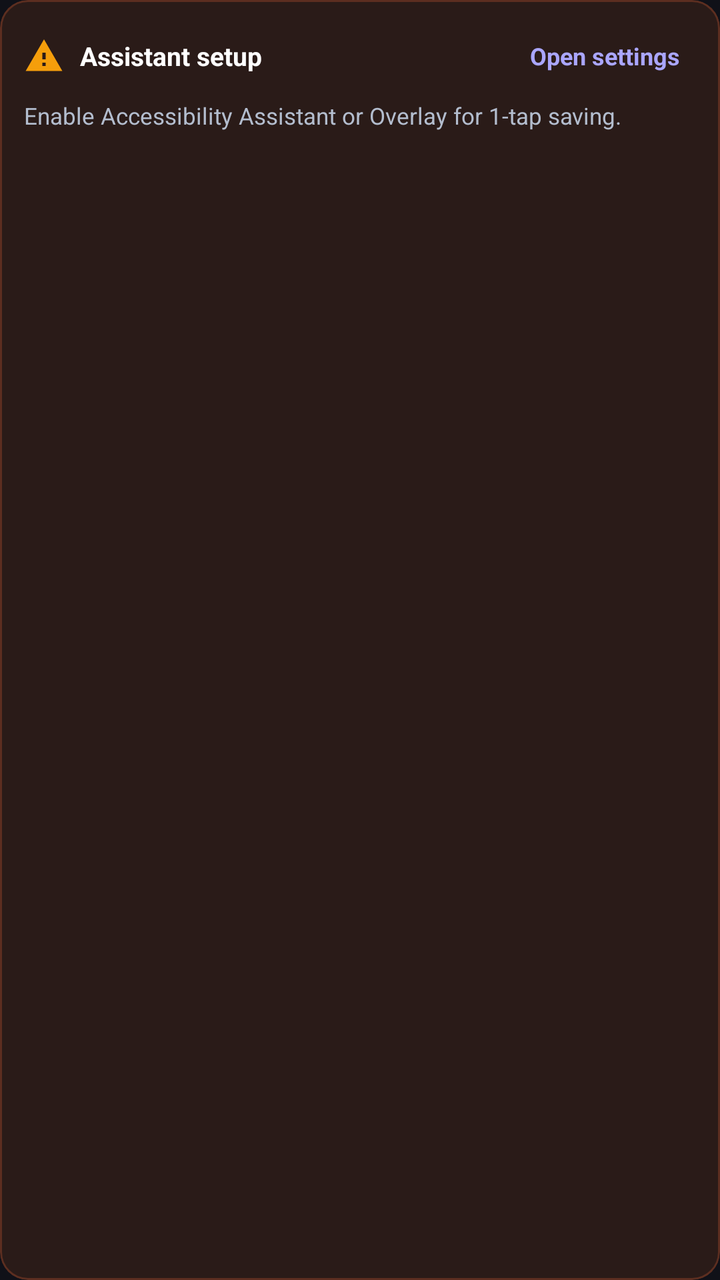
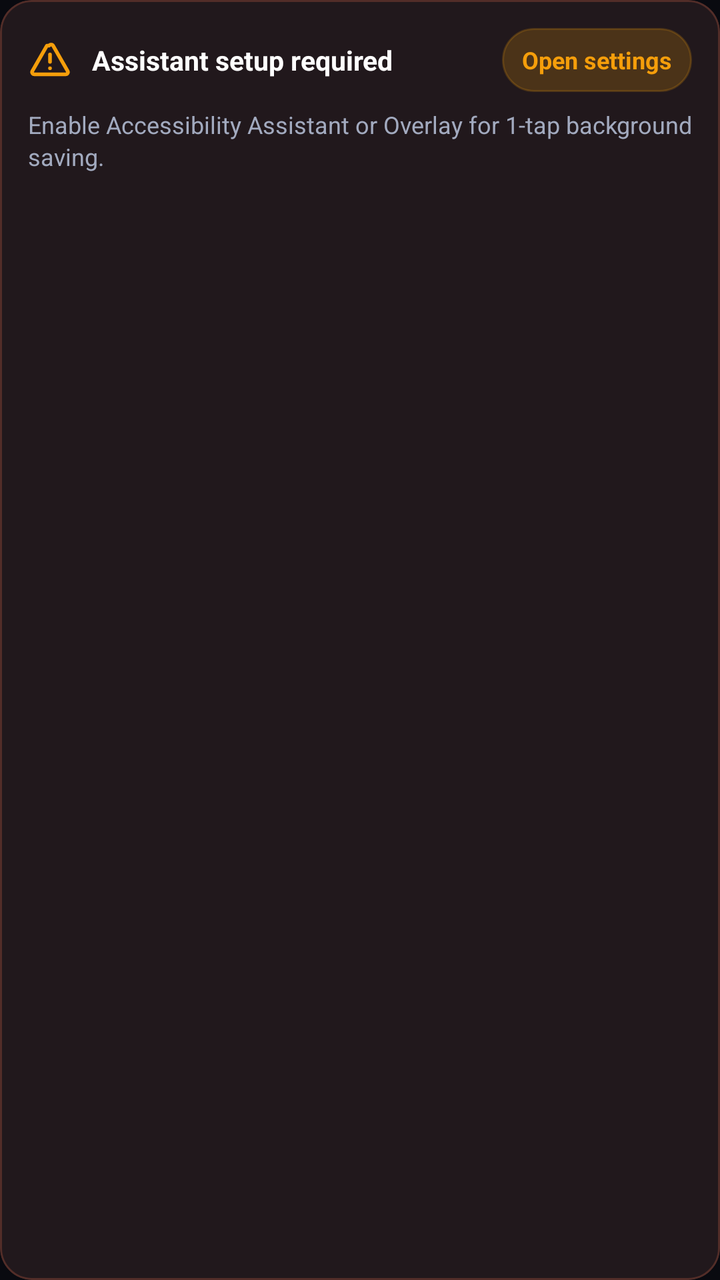

An Android layout rendered at two revisions. The XML below is the earlier revision; the diff shows what the commit changed to produce the second picture.
<!-- AndroidManifest.xml: application theme Theme.InstaSave -->
<!-- res/layout/banner_permissions_alert.xml -->
<?xml version="1.0" encoding="utf-8"?>
<com.google.android.material.card.MaterialCardView
    xmlns:android="http://schemas.android.com/apk/res/android"
    xmlns:app="http://schemas.android.com/apk/res-auto"
    android:id="@+id/cardPermissionsBanner"
    android:layout_width="match_parent"
    android:layout_height="wrap_content"
    android:clickable="true"
    android:focusable="true"
    app:cardCornerRadius="14dp"
    app:cardBackgroundColor="#2A1B18"
    app:strokeColor="#5C2E20"
    app:strokeWidth="1dp"
    app:rippleColor="#33E1306C">

    <LinearLayout
        android:layout_width="match_parent"
        android:layout_height="wrap_content"
        android:orientation="vertical"
        android:padding="12dp">

        <LinearLayout
            android:layout_width="match_parent"
            android:layout_height="wrap_content"
            android:orientation="horizontal"
            android:gravity="center_vertical">

            <ImageView
                android:layout_width="20dp"
                android:layout_height="20dp"
                android:src="@drawable/ic_warning"
                app:tint="@color/status_amber"
                android:contentDescription="Permission Warning" />

            <TextView
                android:layout_width="0dp"
                android:layout_height="wrap_content"
                android:layout_weight="1"
                android:layout_marginStart="8dp"
                android:text="Assistant setup"
                android:textColor="@color/white"
                android:textStyle="bold"
                android:textSize="13sp" />

            <TextView
                android:id="@+id/btnBannerSettings"
                android:layout_width="wrap_content"
                android:layout_height="32dp"
                android:gravity="center"
                android:text="Open settings"
                android:textColor="@color/insta_pink"
                android:textStyle="bold"
                android:textSize="12sp"
                android:background="?attr/selectableItemBackgroundBorderless"
                android:paddingStart="8dp"
                android:paddingEnd="8dp" />
        </LinearLayout>

        <TextView
            android:id="@+id/tvMissingPermissionsText"
            android:layout_width="match_parent"
            android:layout_height="wrap_content"
            android:layout_marginTop="6dp"
            android:text="Enable Accessibility Assistant or Overlay for 1-tap saving."
            android:textColor="@color/text_secondary"
            android:textSize="11.5sp" />
    </LinearLayout>
</com.google.android.material.card.MaterialCardView>
<!-- resources referenced by this layout -->
<resources>
  <color name="insta_pink">#AAA6FF</color>
  <color name="status_amber">#F59E0B</color>
  <color name="text_secondary">#B3BDCE</color>
  <color name="white">#FFFFFFFF</color>
  <!-- drawable ic_warning (drawable) -->
  <vector xmlns:android="http://schemas.android.com/apk/res/android"
      android:width="24dp"
      android:height="24dp"
      android:viewportWidth="24"
      android:viewportHeight="24">
    <path
        android:fillColor="#FFFFFFFF"
        android:pathData="M1,21h22L12,2 1,21zM13,18h-2v-2h2v2zM13,14h-2v-4h2v4z"/>
  </vector>
  <style name="Theme.InstaSave" parent="Theme.Material3.Dark.NoActionBar">
          
          <item name="colorPrimary">@color/insta_pink</item>
          <item name="android:statusBarColor">@color/bg_dark</item>
          <item name="colorOnPrimary">@color/bg_dark</item>
          <item name="colorAccent">@color/insta_coral</item>
  
          
          <item name="colorSecondaryContainer">#37344E</item>
          <item name="colorOnSecondaryContainer">@color/insta_pink</item>
  
          
          <item name="android:colorBackground">@color/bg_dark</item>
          <item name="colorSurface">@color/bg_dark</item>
          <item name="colorSurfaceContainer">@color/card_bg</item>
          <item name="colorOnSurface">@color/text_primary</item>
          <item name="colorOnSurfaceVariant">@color/text_secondary</item>
          <item name="colorOutline">@color/card_stroke</item>
  
          
          <item name="bottomNavigationStyle">@style/Widget.InstaSave.BottomNav</item>
      </style>
  <color name="bg_dark">#101118</color>
  <color name="insta_coral">#938DFF</color>
  <color name="card_bg">#1D1F2A</color>
  <color name="text_primary">#F3F4F6</color>
  <color name="card_stroke">#373948</color>
  <style name="Widget.InstaSave.BottomNav" parent="Widget.Material3.BottomNavigationView">
          <item name="itemActiveIndicatorStyle">@style/Widget.InstaSave.BottomNav.Indicator</item>
      </style>
  <style name="Widget.InstaSave.BottomNav.Indicator" parent="Widget.Material3.BottomNavigationView.ActiveIndicator">
          <item name="android:color">#37344E</item>
          <item name="android:width">56dp</item>
          <item name="android:height">32dp</item>
      </style>
</resources>

<!-- the commit's change to res/layout/banner_permissions_alert.xml (unified diff, before → after) -->
@@ -7,17 +7,18 @@
     android:layout_height="wrap_content"
     android:clickable="true"
     android:focusable="true"
-    app:cardCornerRadius="14dp"
-    app:cardBackgroundColor="#2A1B18"
-    app:strokeColor="#5C2E20"
+    app:cardCornerRadius="16dp"
+    app:cardBackgroundColor="#21181C"
+    app:strokeColor="#522D28"
     app:strokeWidth="1dp"
-    app:rippleColor="#33E1306C">
+    app:cardElevation="0dp"
+    app:rippleColor="#33FF8A3D">
 
     <LinearLayout
         android:layout_width="match_parent"
         android:layout_height="wrap_content"
         android:orientation="vertical"
-        android:padding="12dp">
+        android:padding="14dp">
 
         <LinearLayout
             android:layout_width="match_parent"
@@ -26,8 +27,8 @@
             android:gravity="center_vertical">
 
             <ImageView
-                android:layout_width="20dp"
-                android:layout_height="20dp"
+                android:layout_width="22dp"
+                android:layout_height="22dp"
                 android:src="@drawable/ic_warning"
                 app:tint="@color/status_amber"
                 android:contentDescription="Permission Warning" />
@@ -36,11 +37,11 @@
                 android:layout_width="0dp"
                 android:layout_height="wrap_content"
                 android:layout_weight="1"
-                android:layout_marginStart="8dp"
-                android:text="Assistant setup"
+                android:layout_marginStart="10dp"
+                android:text="Assistant setup required"
                 android:textColor="@color/white"
                 android:textStyle="bold"
-                android:textSize="13sp" />
+                android:textSize="13.5sp" />
 
             <TextView
                 android:id="@+id/btnBannerSettings"
@@ -48,21 +49,23 @@
                 android:layout_height="32dp"
                 android:gravity="center"
                 android:text="Open settings"
-                android:textColor="@color/insta_pink"
+                android:textColor="@color/status_amber"
                 android:textStyle="bold"
                 android:textSize="12sp"
-                android:background="?attr/selectableItemBackgroundBorderless"
-                android:paddingStart="8dp"
-                android:paddingEnd="8dp" />
+                android:background="@drawable/card_background"
+                android:backgroundTint="#33F59E0B"
+                android:paddingStart="10dp"
+                android:paddingEnd="10dp" />
         </LinearLayout>
 
         <TextView
             android:id="@+id/tvMissingPermissionsText"
             android:layout_width="match_parent"
             android:layout_height="wrap_content"
-            android:layout_marginTop="6dp"
-            android:text="Enable Accessibility Assistant or Overlay for 1-tap saving."
+            android:layout_marginTop="8dp"
+            android:text="Enable Accessibility Assistant or Overlay for 1-tap background saving."
             android:textColor="@color/text_secondary"
-            android:textSize="11.5sp" />
+            android:textSize="12sp"
+            android:lineSpacingExtra="2dp" />
     </LinearLayout>
 </com.google.android.material.card.MaterialCardView>
<!-- resource entries referenced after the edit -->
@@ -1,34 +1,67 @@
 <!-- resources referenced by this layout -->
 <resources>
-  <color name="insta_pink">#AAA6FF</color>
+  <color name="insta_pink">#8A67FF</color>
   <color name="status_amber">#F59E0B</color>
-  <color name="text_secondary">#B3BDCE</color>
+  <color name="text_secondary">#A2AABF</color>
   <color name="white">#FFFFFFFF</color>
+  <!-- drawable card_background (drawable) -->
+  <?xml version="1.0" encoding="utf-8"?>
+  <shape xmlns:android="http://schemas.android.com/apk/res/android"
+      android:shape="rectangle">
+      <solid android:color="@color/card_bg" />
+      <corners android:radius="16dp" />
+      <stroke
+          android:width="1dp"
+          android:color="@color/card_stroke" />
+  </shape>
   <!-- drawable ic_warning (drawable) -->
+  <?xml version="1.0" encoding="utf-8"?>
   <vector xmlns:android="http://schemas.android.com/apk/res/android"
       android:width="24dp"
       android:height="24dp"
       android:viewportWidth="24"
       android:viewportHeight="24">
-    <path
-        android:fillColor="#FFFFFFFF"
-        android:pathData="M1,21h22L12,2 1,21zM13,18h-2v-2h2v2zM13,14h-2v-4h2v4z"/>
+  
+      
+      <path
+          android:strokeColor="#FFFFFFFF"
+          android:strokeWidth="2.0"
+          android:strokeLineCap="round"
+          android:strokeLineJoin="round"
+          android:pathData="M10.3,4.2 L2.4,18 C1.9,18.8 2.5,19.8 3.5,19.8 H20.5 C21.5,19.8 22.1,18.8 21.6,18 L13.7,4.2 C13.2,3.4 12,3.4 11.5,4.2 Z" />
+  
+      
+      <path
+          android:strokeColor="#FFFFFFFF"
+          android:strokeWidth="2.0"
+          android:strokeLineCap="round"
+          android:pathData="M12,9 V13" />
+  
+      
+      <path
+          android:fillColor="#FFFFFFFF"
+          android:pathData="M12,16.5 m -1,0 a 1,1 0 1,0 2,0 a 1,1 0 1,0 -2,0" />
+  
   </vector>
   <style name="Theme.InstaSave" parent="Theme.Material3.Dark.NoActionBar">
           
           <item name="colorPrimary">@color/insta_pink</item>
           <item name="android:statusBarColor">@color/bg_dark</item>
-          <item name="colorOnPrimary">@color/bg_dark</item>
+          <item name="android:navigationBarColor">@color/bg_dark</item>
+          <item name="android:windowLightStatusBar">false</item>
+          <item name="android:windowLightNavigationBar">false</item>
+          <item name="colorOnPrimary">@color/white</item>
           <item name="colorAccent">@color/insta_coral</item>
   
           
-          <item name="colorSecondaryContainer">#37344E</item>
+          <item name="colorSecondaryContainer">#25213D</item>
           <item name="colorOnSecondaryContainer">@color/insta_pink</item>
   
           
           <item name="android:colorBackground">@color/bg_dark</item>
           <item name="colorSurface">@color/bg_dark</item>
           <item name="colorSurfaceContainer">@color/card_bg</item>
+          <item name="colorSurfaceContainerHigh">@color/surface_elevated</item>
           <item name="colorOnSurface">@color/text_primary</item>
           <item name="colorOnSurfaceVariant">@color/text_secondary</item>
           <item name="colorOutline">@color/card_stroke</item>
@@ -36,18 +69,24 @@
           
           <item name="bottomNavigationStyle">@style/Widget.InstaSave.BottomNav</item>
       </style>
-  <color name="bg_dark">#101118</color>
-  <color name="insta_coral">#938DFF</color>
-  <color name="card_bg">#1D1F2A</color>
-  <color name="text_primary">#F3F4F6</color>
-  <color name="card_stroke">#373948</color>
+  <color name="bg_dark">#090A10</color>
+  <color name="insta_coral">#FF3377</color>
+  <color name="surface_elevated">#1E2335</color>
+  <color name="card_bg">#131622</color>
+  <color name="text_primary">#F8F9FD</color>
+  <color name="card_stroke">#252B3E</color>
   <style name="Widget.InstaSave.BottomNav" parent="Widget.Material3.BottomNavigationView">
           <item name="itemActiveIndicatorStyle">@style/Widget.InstaSave.BottomNav.Indicator</item>
+          <item name="itemRippleColor">#208A67FF</item>
       </style>
   <style name="Widget.InstaSave.BottomNav.Indicator" parent="Widget.Material3.BottomNavigationView.ActiveIndicator">
-          <item name="android:color">#37344E</item>
-          <item name="android:width">56dp</item>
+          <item name="android:color">#25213D</item>
+          <item name="android:width">60dp</item>
           <item name="android:height">32dp</item>
+          <item name="shapeAppearance">@style/ShapeAppearance.InstaSave.NavIndicator</item>
+      </style>
+  <style name="ShapeAppearance.InstaSave.NavIndicator" parent="ShapeAppearance.Material3.Corner.Full">
+          <item name="cornerSize">16dp</item>
       </style>
 </resources>
 
